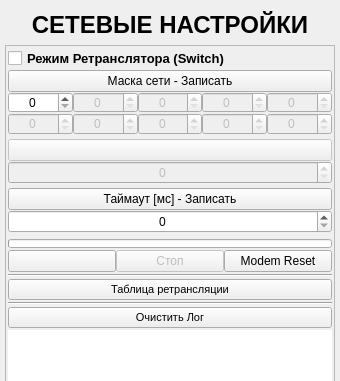
First picture: the form in ANDROID_FORMS/net_settings_form.ui, repository DavidSiegman/PLC_RF_Configurator, before the edit; both pictures show x 0 to 340 and y 0 to 381 of the 340 by 560 pixel window.
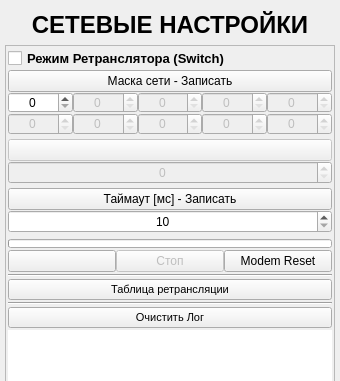
Second picture: the form after the edit. Icons and pictures are not drawn.

```diff
--- a/ANDROID_FORMS/net_settings_form.ui
+++ b/ANDROID_FORMS/net_settings_form.ui
@@ -547,11 +547,14 @@
                <property name="alignment">
                 <set>Qt::AlignCenter</set>
                </property>
+               <property name="minimum">
+                <number>10</number>
+               </property>
                <property name="maximum">
                 <number>30000</number>
                </property>
                <property name="value">
-                <number>0</number>
+                <number>10</number>
                </property>
               </widget>
              </item>
```
Left out of the diff: 3 changed lines with no effect on the pictures.
